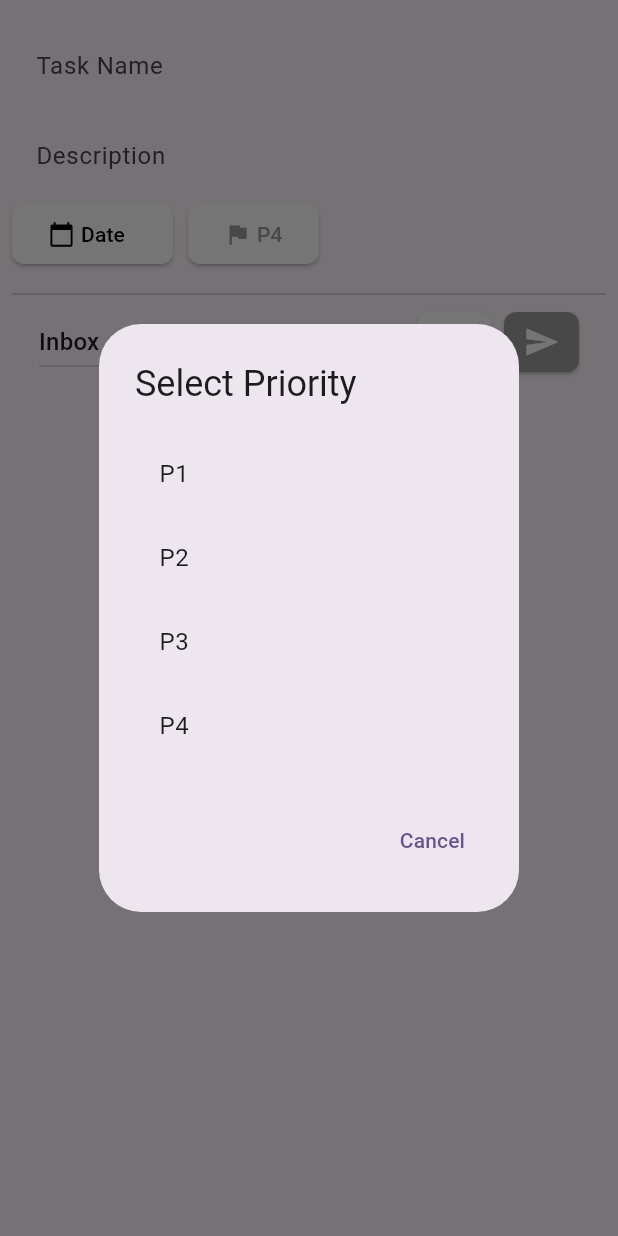
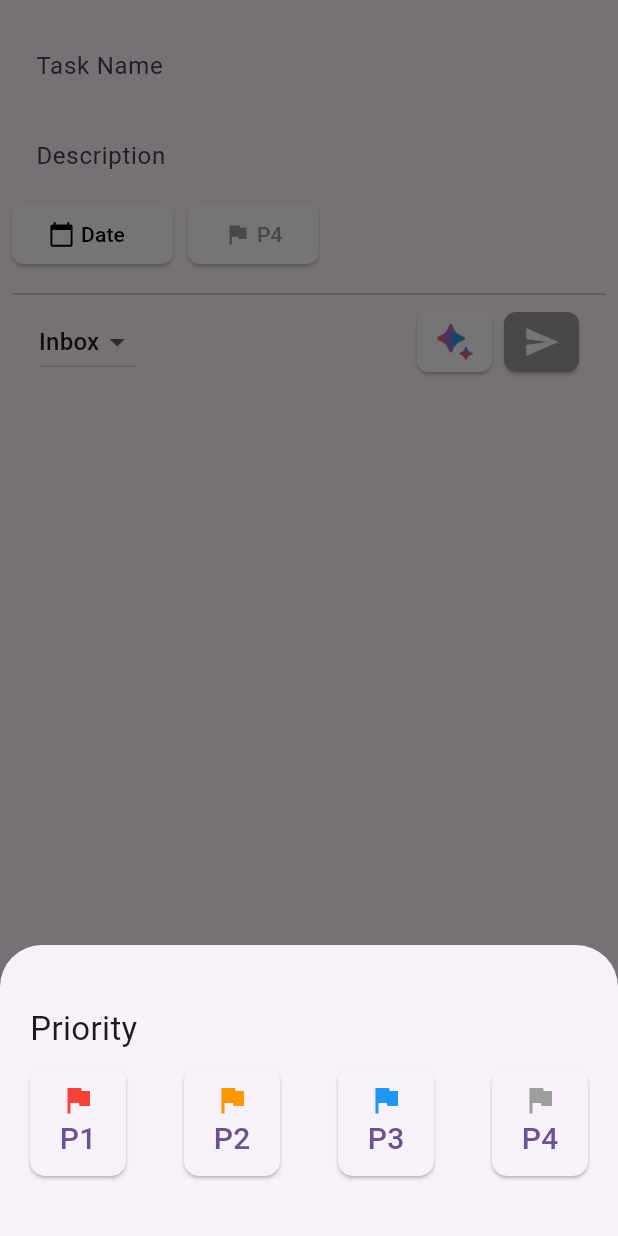
Before and after one commit to siuma1109/flutter_life_goal_management, a Flutter app: the AddTaskWidget widget shown alone on an empty page, opened directly, after a tap on an icon or button, on a phone screen of 412 x 824 dp. Run offline on Flutter 3.47's test engine with Material 3 defaults, Android fonts, the phone set to English and light mode, and no system bars; our stand-ins replace flutter_dotenv, go_router, sqflite; accounts and stored records are empty; network calls fail.

Commit message:
Style priority selector and make it to widget

```diff
--- a/lib/src/services/task_service.dart
+++ b/lib/src/services/task_service.dart
@@ -1,6 +1,7 @@
 import 'package:flutter/material.dart';
 import 'package:flutter_life_goal_management/src/broadcasts/task_broadcast.dart';
 import 'package:flutter_life_goal_management/src/services/database_helper.dart';
+import 'package:flutter_life_goal_management/src/widgets/task/task_priority_selector_widget.dart';
 import '../models/task.dart';
 import '../widgets/task/view_task_widget.dart';
 
@@ -66,6 +67,19 @@ class TaskService {
               ),
             );
           },
+        );
+      },
+    );
+  }
+
+  void showPriorityPopUp(
+      BuildContext context, int priority, Function(int) onPriorityChanged) {
+    showModalBottomSheet(
+      context: context,
+      builder: (BuildContext context) {
+        return TaskPrioritySelectorWidget(
+          priority: priority,
+          onPriorityChanged: onPriorityChanged,
         );
       },
     );
--- a/lib/src/widgets/task/add_task_widget.dart
+++ b/lib/src/widgets/task/add_task_widget.dart
@@ -3,6 +3,7 @@ import 'package:flutter_life_goal_management/src/broadcasts/task_broadcast.dart'
 import 'package:flutter_life_goal_management/src/models/project.dart';
 import 'package:flutter_life_goal_management/src/services/auth_service.dart';
 import 'package:flutter_life_goal_management/src/services/project_service.dart';
+import 'package:flutter_life_goal_management/src/widgets/task/task_priority_selector_widget.dart';
 import 'package:intl/intl.dart';
 import 'package:http/http.dart' as http;
 import 'dart:convert';
@@ -292,7 +293,12 @@ class _AddTaskWidgetState extends State<AddTaskWidget> {
                         ),
                         SizedBox(width: 10),
                         ElevatedButton(
-                          onPressed: () => _showPriorityDialog(context),
+                          onPressed: () => TaskService().showPriorityPopUp(
+                              context, _priority, (priority) {
+                            setState(() {
+                              _priority = priority;
+                            });
+                          }),
                           child: Row(
                             children: [
                               Icon(
@@ -403,38 +409,6 @@ class _AddTaskWidgetState extends State<AddTaskWidget> {
     );
   }
 
-  void _showPriorityDialog(BuildContext context) {
-    showDialog(
-      context: context,
-      builder: (BuildContext context) {
-        return AlertDialog(
-          title: const Text('Select Priority'),
-          content: SingleChildScrollView(
-            child: ListBody(
-                children: List.generate(4, (index) {
-              final priority = index + 1;
-              return ListTile(
-                title: Text('P$priority'),
-                onTap: () {
-                  setState(() {
-                    _priority = priority;
-                  });
-                  Navigator.of(context).pop();
-                },
-              );
-            })),
-          ),
-          actions: [
-            TextButton(
-              onPressed: () => Navigator.of(context).pop(),
-              child: const Text('Cancel'),
-            ),
-          ],
-        );
-      },
-    );
-  }
-
   void _showAIPopup(BuildContext context) {
     final TextEditingController aiInputController = TextEditingController();
 
--- /dev/null
+++ b/lib/src/widgets/task/task_priority_selector_widget.dart
@@ -0,0 +1,64 @@
+import 'package:flutter/material.dart';
+import 'package:flutter_life_goal_management/src/services/task_service.dart';
+
+class TaskPrioritySelectorWidget extends StatefulWidget {
+  final int priority;
+  final Function(int) onPriorityChanged;
+
+  TaskPrioritySelectorWidget({
+    super.key,
+    required this.priority,
+    required this.onPriorityChanged,
+  });
+
+  @override
+  TaskPrioritySelectorWidgetState createState() =>
+      TaskPrioritySelectorWidgetState();
+}
+
+class TaskPrioritySelectorWidgetState
+    extends State<TaskPrioritySelectorWidget> {
+  @override
+  Widget build(BuildContext context) {
+    return Container(
+      padding: const EdgeInsets.only(top: 40, left: 20, right: 20, bottom: 40),
+      child: Column(
+        mainAxisSize: MainAxisSize.min,
+        crossAxisAlignment: CrossAxisAlignment.start,
+        children: [
+          Text('Priority', style: TextStyle(fontSize: 22)),
+          const SizedBox(height: 10),
+          Row(
+            mainAxisAlignment: MainAxisAlignment.spaceBetween,
+            children: List.generate(4, (index) {
+              final priority = index + 1;
+              return ElevatedButton(
+                style: ElevatedButton.styleFrom(
+                  padding: EdgeInsets.all(10),
+                  shape: RoundedRectangleBorder(
+                    borderRadius: BorderRadius.circular(10),
+                  ),
+                  iconSize: 24,
+                ),
+                onPressed: () {
+                  widget.onPriorityChanged(priority);
+                  Navigator.of(context).pop();
+                },
+                child: Column(
+                  children: [
+                    Icon(Icons.flag,
+                        color: TaskService().getPriorityColor(priority)),
+                    Text(
+                      'P$priority',
+                      style: TextStyle(fontSize: 20),
+                    ),
+                  ],
+                ),
+              );
+            }),
+          ),
+        ],
+      ),
+    );
+  }
+}
```
Also changed, not shown: lib/src/widgets/task/view_task_widget.dart (+8 -35 lines).
